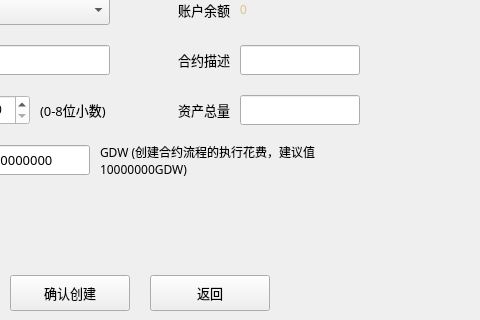
Qt form dialog/createtokendialog.ui (realm520/gdwcoin) before a commit; both pictures show x 340 to 820 and y 155 to 475 of the 960 by 580 pixel window.
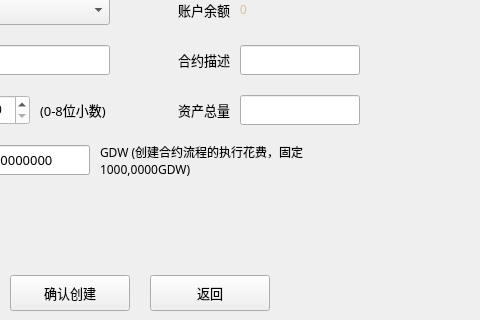
The same form after that commit.

Patch:
```diff
--- a/dialog/createtokendialog.ui
+++ b/dialog/createtokendialog.ui
@@ -405,7 +405,7 @@
         <string notr="true">font: 9pt &quot;微软雅黑&quot;;</string>
        </property>
        <property name="text">
-        <string>GDW (创建合约流程的执行花费，建议值 10000000GDW)</string>
+        <string>GDW (创建合约流程的执行花费，固定1000,0000GDW)</string>
        </property>
        <property name="wordWrap">
         <bool>true</bool>
```
